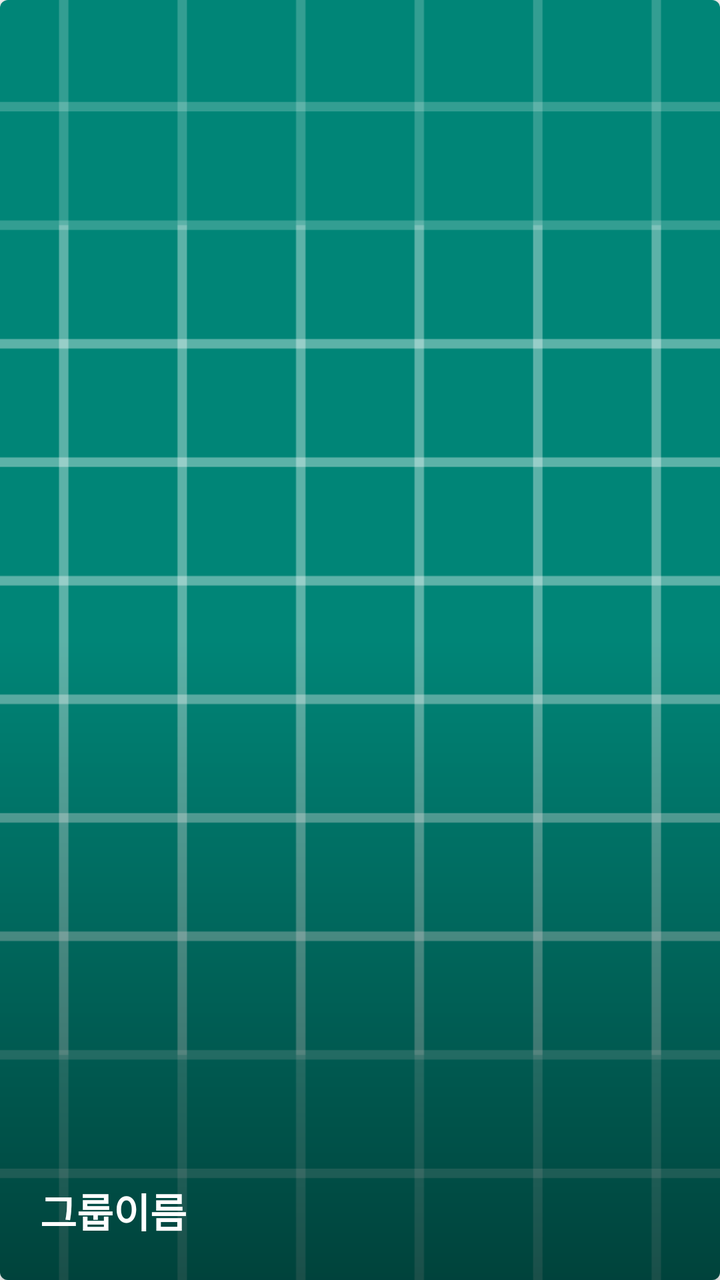
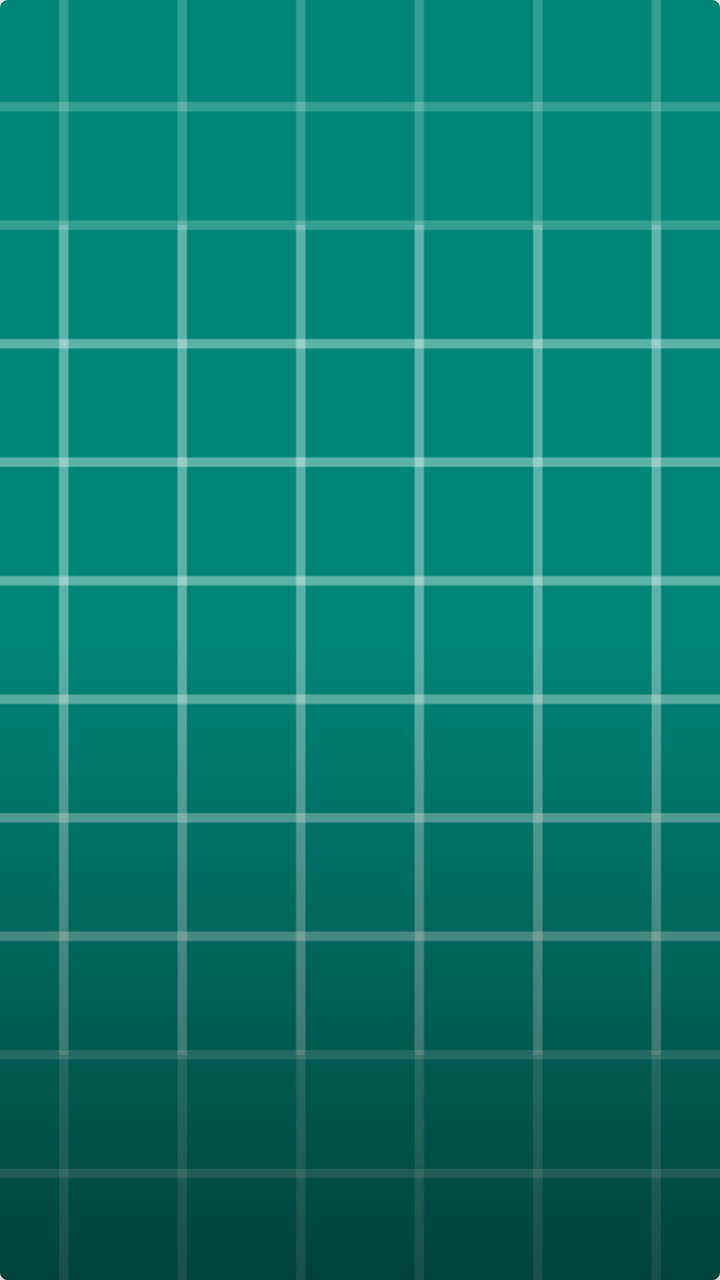

Compare the two renders of this Android layout. The source of the first and the diff that turns it into the second are given below.
<!-- AndroidManifest.xml: application theme AppTheme -->
<!-- res/layout/group_pager_item.xml -->
<?xml version="1.0" encoding="utf-8"?>
<layout
        xmlns:android="http://schemas.android.com/apk/res/android"
        xmlns:app="http://schemas.android.com/apk/res-auto">

    <androidx.cardview.widget.CardView
            android:layout_width="match_parent"
            android:layout_height="wrap_content"
            android:layout_gravity="center"
            android:layout_marginTop="10dp"
            android:layout_marginBottom="10dp"
            android:elevation="3dp"
            app:cardCornerRadius="4dp">

        <RelativeLayout
                android:id="@+id/rl_group"
                android:layout_width="match_parent"
                android:layout_height="match_parent"
                android:clickable="true"
                android:focusable="true"
                android:foreground="?android:attr/selectableItemBackground">

            <ImageView
                    android:id="@+id/iv_group_image"
                    android:layout_width="match_parent"
                    android:layout_height="match_parent"
                    android:scaleType="centerCrop"
                    android:src="@drawable/ic_launcher_background" />

            <View
                    android:id="@+id/gradient"
                    android:layout_width="match_parent"
                    android:layout_height="wrap_content"
                    android:fitsSystemWindows="true"
                    android:background="@drawable/bg_gradient_group" />

            <TextView
                    android:id="@+id/tv_group_name"
                    android:layout_width="wrap_content"
                    android:layout_height="wrap_content"
                    android:text="그룹이름"
                    android:textSize="20dp"
                    android:textStyle="bold"
                    android:textColor="#FFFFFF"
                    android:layout_alignParentBottom="true"
                    android:paddingBottom="20dp"
                    android:layout_marginStart="20dp" />

        </RelativeLayout>

    </androidx.cardview.widget.CardView>

</layout>
<!-- resources referenced by this layout -->
<resources>
  <!-- drawable bg_gradient_group (drawable) -->
  <?xml version="1.0" encoding="utf-8"?>
  <shape xmlns:android="http://schemas.android.com/apk/res/android"
         android:shape="rectangle">
  
      <gradient
              android:startColor="@android:color/transparent"
              android:centerColor="@android:color/transparent"
              android:endColor="#80000000"
              android:angle="270"/>
  
  </shape>
  <!-- drawable ic_launcher_background: vector/xml drawable (drawable, 4886 chars, omitted) -->
  <style name="AppTheme" parent="Theme.AppCompat.Light.DarkActionBar">
          
          <item name="colorPrimary">@color/colorPrimary</item>
          <item name="colorPrimaryDark">@color/colorPrimaryDark</item>
          <item name="colorAccent">@color/colorAccent</item>
      </style>
  <color name="colorPrimary">#3549B6</color>
  <color name="colorPrimaryDark">#0d3f7a</color>
  <color name="colorAccent">#FF4081</color>
</resources>

<!-- the commit's change to res/layout/group_pager_item.xml (unified diff, before → after) -->
@@ -2,6 +2,12 @@
 <layout
         xmlns:android="http://schemas.android.com/apk/res/android"
         xmlns:app="http://schemas.android.com/apk/res-auto">
+
+    <data>
+        <variable
+                name="groupItem"
+                type="com.hhp227.yu_minigroup.dto.GroupItem" />
+    </data>
 
     <androidx.cardview.widget.CardView
             android:layout_width="match_parent"
@@ -25,7 +31,8 @@
                     android:layout_width="match_parent"
                     android:layout_height="match_parent"
                     android:scaleType="centerCrop"
-                    android:src="@drawable/ic_launcher_background" />
+                    android:src="@drawable/ic_launcher_background"
+                    app:imageUrl="@{groupItem.image}" />
 
             <View
                     android:id="@+id/gradient"
@@ -38,7 +45,7 @@
                     android:id="@+id/tv_group_name"
                     android:layout_width="wrap_content"
                     android:layout_height="wrap_content"
-                    android:text="그룹이름"
+                    android:text="@{groupItem.name}"
                     android:textSize="20dp"
                     android:textStyle="bold"
                     android:textColor="#FFFFFF"
